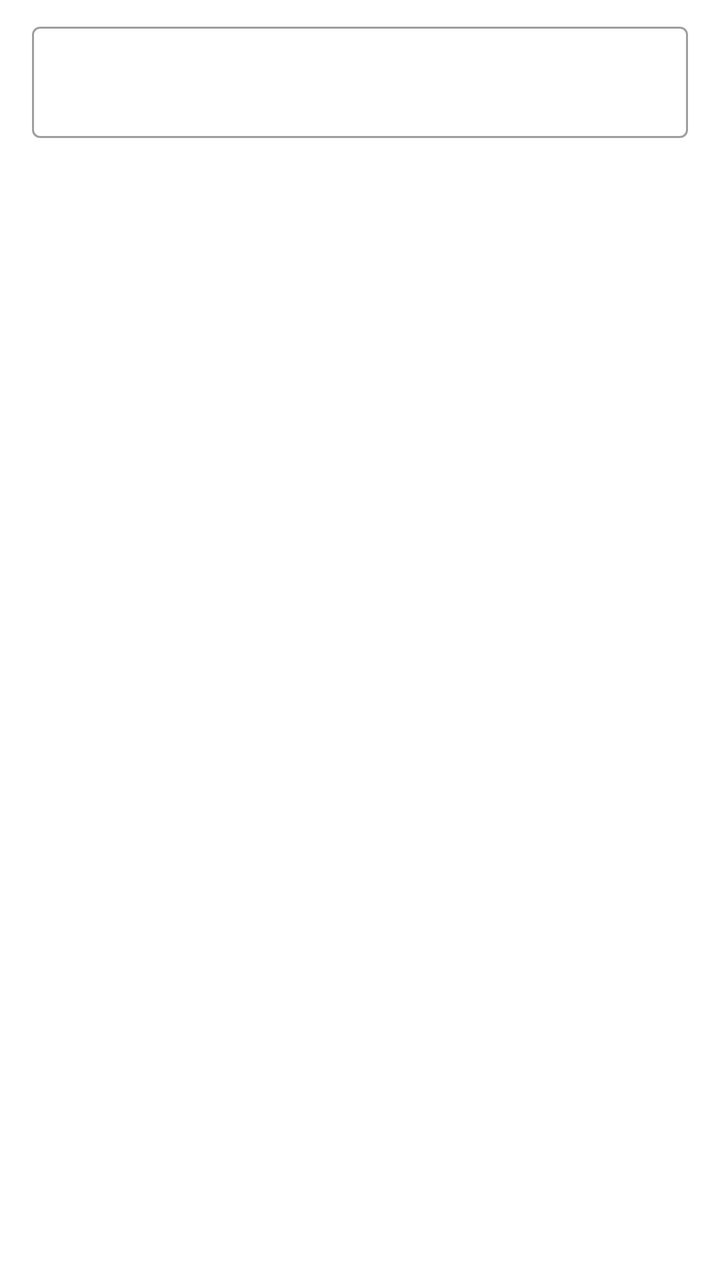
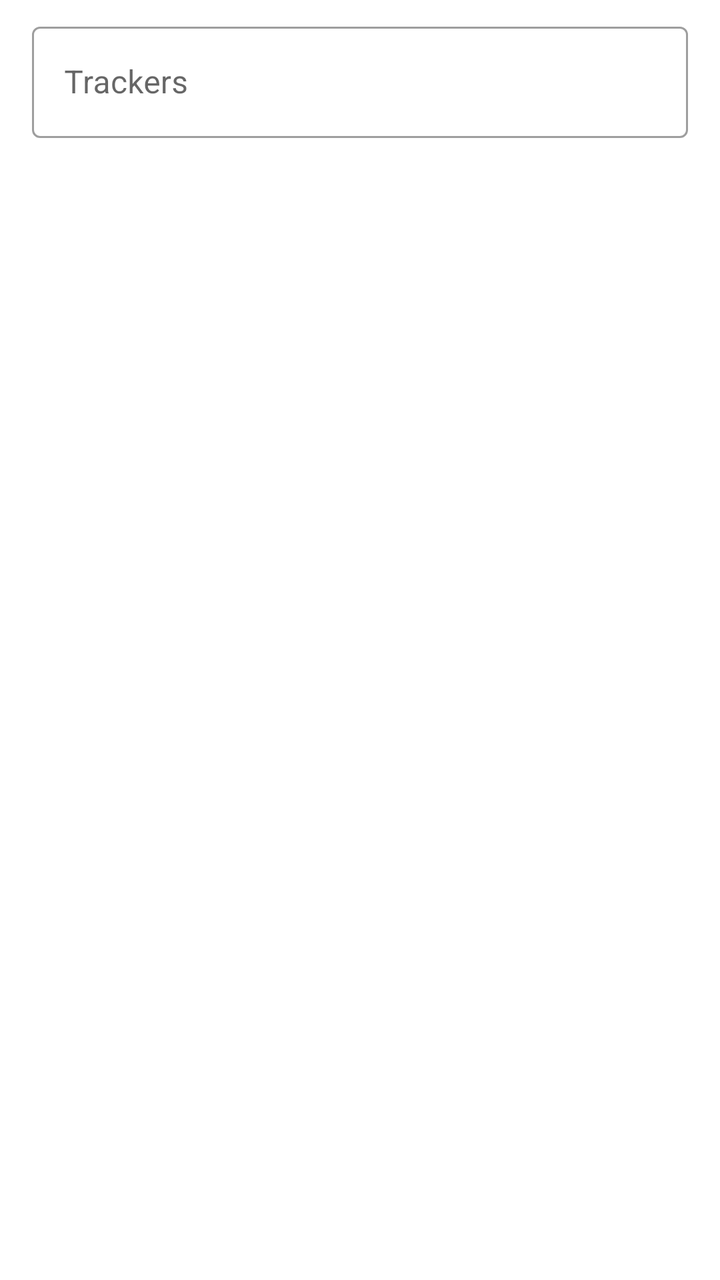

The first picture is an Android layout as it rendered before a commit; the second is the same layout after the commit. The layout source and the unified diff follow.
<!-- AndroidManifest.xml: application theme AppTheme -->
<!-- res/layout/dialog_torrent_trackers_add.xml -->
<?xml version="1.0" encoding="utf-8"?>
<FrameLayout xmlns:android="http://schemas.android.com/apk/res/android"
    xmlns:tools="http://schemas.android.com/tools"
    android:layout_width="match_parent"
    android:layout_height="wrap_content">

    <com.google.android.material.textfield.TextInputLayout
        style="@style/Widget.MaterialComponents.TextInputLayout.OutlinedBox"
        android:layout_width="match_parent"
        android:layout_height="wrap_content"
        android:layout_marginHorizontal="16dp"
        android:layout_marginTop="8dp">

        <EditText
            android:id="@+id/edit_trackers"
            android:layout_width="match_parent"
            android:layout_height="wrap_content"
            android:importantForAutofill="no"
            android:inputType="textMultiLine"
            android:maxLines="10"
            tools:ignore="LabelFor" />

    </com.google.android.material.textfield.TextInputLayout>

</FrameLayout>
<!-- resources referenced by this layout -->
<resources>
  <style name="AppTheme" parent="Theme.MaterialComponents.DayNight.NoActionBar">
          <item name="colorPrimary">@color/color_primary</item>
          <item name="colorPrimaryDark">@color/color_primary_dark</item>
          <item name="colorPrimaryVariant">@color/color_primary_variant</item>
          <item name="colorOnPrimary">@color/color_on_primary</item>
  
          <item name="colorSecondary">@color/color_secondary</item>
          <item name="colorSecondaryVariant">@color/color_secondary_variant</item>
          <item name="colorOnSecondary">@color/color_on_secondary</item>
  
          <item name="windowActionModeOverlay">true</item>
      </style>
  <color name="color_primary">#03A9F4</color>
  <color name="color_primary_dark">#007AC1</color>
  <color name="color_primary_variant">#007AC1</color>
  <color name="color_on_primary">#FFFFFF</color>
  <color name="color_secondary">#FFB300</color>
  <color name="color_secondary_variant">#C68400</color>
  <color name="color_on_secondary">#000000</color>
</resources>

<!-- the commit's change to res/layout/dialog_torrent_trackers_add.xml (unified diff, before → after) -->
@@ -15,6 +15,7 @@
             android:id="@+id/edit_trackers"
             android:layout_width="match_parent"
             android:layout_height="wrap_content"
+            android:hint="@string/torrent_trackers_add_hint"
             android:importantForAutofill="no"
             android:inputType="textMultiLine"
             android:maxLines="10"
<!-- resource entries referenced after the edit -->
@@ -1,5 +1,6 @@
 <!-- resources referenced by this layout -->
 <resources>
+  <string name="torrent_trackers_add_hint">Trackers</string>
   <style name="AppTheme" parent="Theme.MaterialComponents.DayNight.NoActionBar">
           <item name="colorPrimary">@color/color_primary</item>
           <item name="colorPrimaryDark">@color/color_primary_dark</item>
